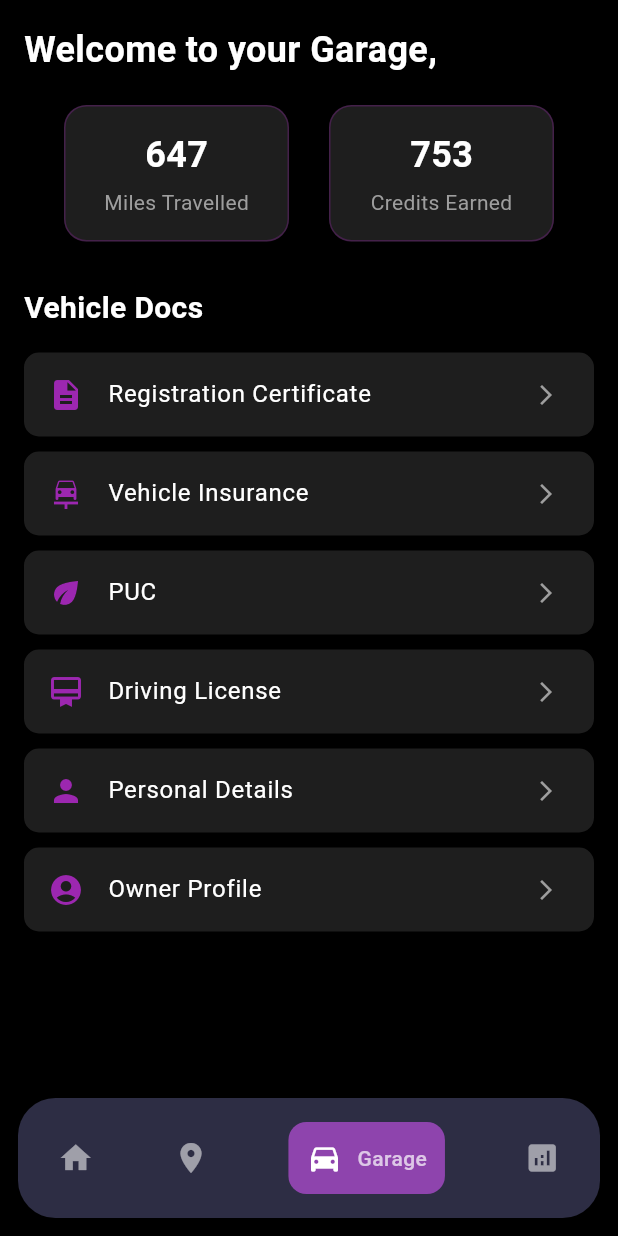
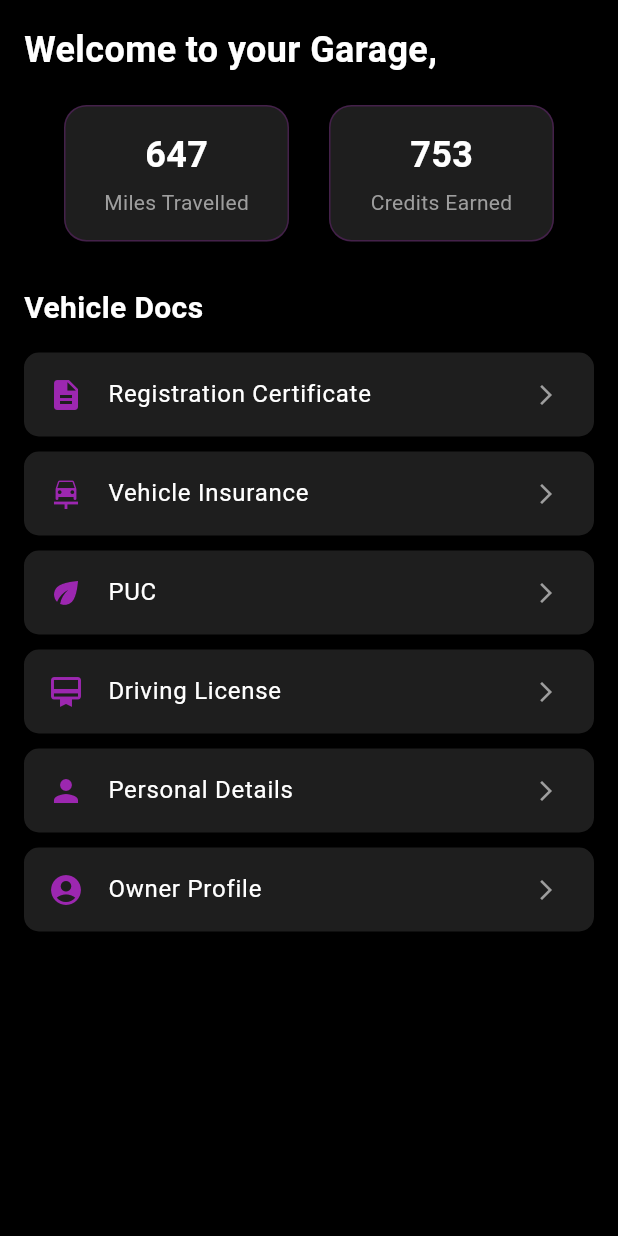
Before and after one commit to xponent-dmg/vehnicate-app, a Flutter app: the GaragePage screen opened by its route, on a phone screen of 412 x 824 dp. Run offline on Flutter 3.47's test engine with Material 3 defaults, Android fonts, the phone set to English and light mode, and no system bars; our stand-ins replace firebase_analytics, firebase_auth, firebase_core, fl_chart, flutter_dotenv, font_awesome_flutter and 6 more; accounts and stored records are empty; Roboto replaces fonts that are missing (Manrope).

Commit message:
chore: update dependencies and refactor navigation structure
- Updated versions of dependencies in pubspec.lock, including async, fake_async, leak_tracker, and vm_service.
- Added google_nav_bar dependency in pubspec.yaml.
- Refactored navigation routes in app.dart to include a new Home page and updated login redirection.
- Removed unused IMU collector screen and cleaned up dashboard and garage pages by removing commented-out code and bottom navigation bar.

```diff
--- a/mobile_app/frontend/lib/Pages/garage.dart
+++ b/mobile_app/frontend/lib/Pages/garage.dart
@@ -1,7 +1,8 @@
 import 'package:flutter/material.dart';
-import 'package:vehnicate_frontend/Pages/profile_page.dart';
 
 class GaragePage extends StatelessWidget {
+  const GaragePage({super.key});
+
   @override
   Widget build(BuildContext context) {
     return Scaffold(
@@ -54,46 +55,6 @@ class GaragePage extends StatelessWidget {
               ],
             ),
           ),
-        ),
-      ),
-      bottomNavigationBar: Container(
-        margin: EdgeInsets.symmetric(horizontal: 12, vertical: 12),
-        height: 80,
-        decoration: BoxDecoration(color: Color(0xFF2d2d44), borderRadius: BorderRadius.all(Radius.circular(25))),
-        child: Row(
-          mainAxisAlignment: MainAxisAlignment.spaceAround,
-          children: [
-            GestureDetector(
-              onTap: () => Navigator.pushNamed(context, "/dash"),
-              child: Row(
-                children: [
-                    Icon(Icons.home, color: Colors.white54, size: 24),
-                ],
-              ),
-            ),
-            Icon(Icons.location_on, color: Colors.white54, size: 24),
-            GestureDetector(
-              child: Container(
-                padding: EdgeInsets.all(12),
-                decoration: BoxDecoration(color: Color(0xFF8E44AD), borderRadius: BorderRadius.circular(12)),
-                child: Row(
-                  children: [
-                    Icon(Icons.directions_car, color: Colors.white, size: 24),
-                    SizedBox(width: 10),
-                    Text("Garage", style: ProfileConstants.labelStyle),
-                  ],
-                ),
-              ),
-            ),
-            GestureDetector(
-              onTap: () => Navigator.pushNamed(context, "/analyze"),
-              child: Row(
-                children: [
-                    Icon(Icons.analytics, color: Colors.white54, size: 24),
-                ],
-              ),
-            ),
-          ]
         ),
       ),
     );
--- a/mobile_app/frontend/lib/Pages/login_page.dart
+++ b/mobile_app/frontend/lib/Pages/login_page.dart
@@ -40,7 +40,7 @@ class _LoginPageState extends State<LoginPage> {
 
       if (mounted) {
         Navigator.pushNamedAndRemoveUntil(
-          context, "/dash",
+          context, "/home",
           (route)=>false
           );
       }
@@ -62,7 +62,7 @@ class _LoginPageState extends State<LoginPage> {
       await AuthService().signInWithGoogle();
 
       if (mounted) {
-        Navigator.pushNamedAndRemoveUntil(context, "/dash",(route)=>false);
+        Navigator.pushNamedAndRemoveUntil(context, "/home",(route)=>false);
       }
     } catch (e) {
       if (mounted) {
@@ -316,7 +316,7 @@ class _LoginPageState extends State<LoginPage> {
                             onPressed: () {
                               Navigator.pushNamedAndRemoveUntil(
                                 context,
-                                "/dash",
+                                "/home",
                                 (route)=>false,
                               );
                             },
--- a/mobile_app/frontend/pubspec.yaml
+++ b/mobile_app/frontend/pubspec.yaml
@@ -45,6 +45,7 @@ dependencies:
   percent_indicator: ^4.2.5
   flutter_dotenv: ^5.1.0
   fl_chart: ^0.68.0
+  google_nav_bar: ^5.0.7
 
 dev_dependencies:
   flutter_test:
```
Also changed, not shown: mobile_app/frontend/lib/Pages/dashboard.dart (+2 -65 lines), mobile_app/frontend/lib/Pages/drive_analyze_page.dart (+0 -40 lines), mobile_app/frontend/lib/Widgets/gnav_bar.dart (added, +34 -0 lines), mobile_app/frontend/lib/app.dart (+12 -11 lines), mobile_app/frontend/lib/home.dart (added, +33 -0 lines), mobile_app/frontend/lib/Pages/imu_collector_screen.dart (renamed from mobile_app/frontend/lib/Screens/imu_collector_screen.dart), mobile_app/frontend/pubspec.lock.
